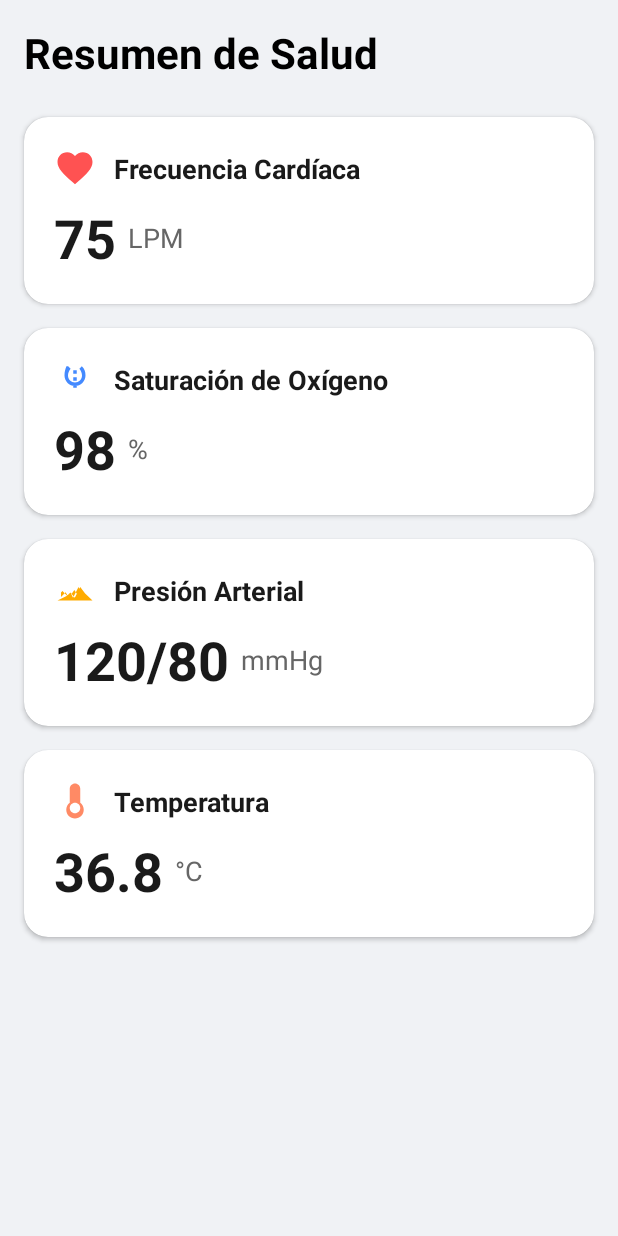
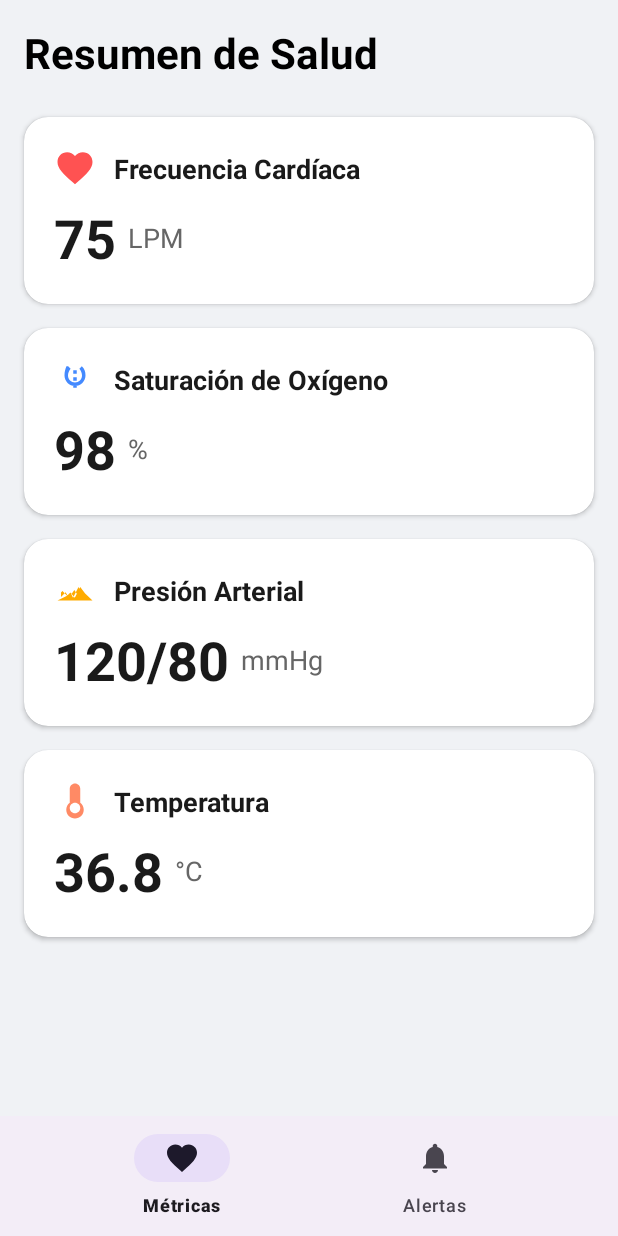
Before and after one commit to eduardogarzab/HeartGuard, an Android app: the screen it shows after launch (MainActivity), after a tap on "Ingresar", on a phone screen of 412 x 824 dp. Run offline under Robolectric (Android 15) with nearby library versions, the phone set to English and light mode, and no system bars; our stand-ins replace navigation-ui; 1 other tap on this screen came first.

Commit message:
se agrego el apartado de alertas

```diff
--- a/frontend/integracion/app/build.gradle.kts
+++ b/frontend/integracion/app/build.gradle.kts
@@ -64,4 +64,5 @@ dependencies {
 
     // Librería de gráficos (MPAndroidChart es una excelente opción)
     implementation("com.github.PhilJay:MPAndroidChart:v3.1.0")
+    implementation("com.google.android.material:material:1.11.0")
 }
--- a/frontend/integracion/app/src/main/java/com/example/integracion/MainActivity.kt
+++ b/frontend/integracion/app/src/main/java/com/example/integracion/MainActivity.kt
@@ -1,13 +1,38 @@
-package com.example.integracion // Asegúrate que el paquete sea el tuyo
+package com.example.integracion
 
 import android.os.Bundle
+import android.view.View
 import androidx.appcompat.app.AppCompatActivity
-// No es necesario importar R si está en el mismo paquete
+import androidx.navigation.fragment.NavHostFragment
+import androidx.navigation.ui.setupWithNavController
+import com.google.android.material.bottomnavigation.BottomNavigationView
 
 class MainActivity : AppCompatActivity() {
     override fun onCreate(savedInstanceState: Bundle?) {
         super.onCreate(savedInstanceState)
-        // La referencia a R.layout.activity_main ahora funcionará
         setContentView(R.layout.activity_main)
+
+        val navHostFragment = supportFragmentManager
+            .findFragmentById(R.id.nav_host_fragment) as NavHostFragment
+        val navController = navHostFragment.navController
+
+        val bottomNavView = findViewById<BottomNavigationView>(R.id.bottomNavView)
+        bottomNavView.setupWithNavController(navController)
+
+        // --- LÓGICA AÑADIDA PARA OCULTAR/MOSTRAR EL MENÚ ---
+        navController.addOnDestinationChangedListener { _, destination, _ ->
+            when (destination.id) {
+                // En estas pantallas, el menú es visible
+                R.id.dashboardFragment,
+                R.id.alertsFragment -> {
+                    bottomNavView.visibility = View.VISIBLE
+                }
+                // En cualquier otra pantalla (como login o detalle), se oculta
+                else -> {
+                    bottomNavView.visibility = View.GONE
+                }
+            }
+        }
+        // ---------------------------------------------------
     }
 }
--- /dev/null
+++ b/frontend/integracion/app/src/main/java/com/example/integracion/data/model/Alert.kt
@@ -0,0 +1,30 @@
+package com.example.integracion.data.model
+
+import java.util.Date
+
+// Corresponde a la tabla alert_levels
+enum class AlertLevel(val displayName: String) {
+    LOW("Bajo"),
+    MEDIUM("Medio"),
+    HIGH("Alto"),
+    CRITICAL("Crítico")
+}
+
+// Corresponde a la tabla alert_status
+enum class AlertStatus(val displayName: String) {
+    CREATED("Nueva"),
+    NOTIFIED("Notificada"),
+    ACKNOWLEDGED("Revisada"),
+    RESOLVED("Resuelta"),
+    CLOSED("Cerrada")
+}
+
+// Representa un registro de la tabla alerts
+data class Alert(
+    val id: String,
+    val title: String, // Ej. "Arritmia Detectada"
+    val description: String,
+    val level: AlertLevel,
+    val status: AlertStatus,
+    val date: Date
+)
--- a/frontend/integracion/app/src/main/java/com/example/integracion/data/repository/MetricRepository.kt
+++ b/frontend/integracion/app/src/main/java/com/example/integracion/data/repository/MetricRepository.kt
@@ -1,6 +1,9 @@
 package com.example.integracion.data.repository
 
 import com.example.integracion.R
+import com.example.integracion.data.model.Alert
+import com.example.integracion.data.model.AlertLevel
+import com.example.integracion.data.model.AlertStatus
 import com.example.integracion.data.model.Metric
 import com.example.integracion.data.model.MetricDataPoint
 import com.example.integracion.data.model.MetricType
@@ -47,7 +50,6 @@ object MetricRepository {
                 minValue = 115f,
                 maxValue = 128f
             ),
-            // --- NUEVO BLOQUE DE TEMPERATURA AÑADIDO ---
             Metric(
                 type = MetricType.TEMPERATURE,
                 title = "Temperatura",
@@ -60,7 +62,35 @@ object MetricRepository {
                 minValue = 36.6f,
                 maxValue = 37.1f
             )
-            // -------------------------------------------
+        )
+    }
+
+    fun getAlerts(): List<Alert> {
+        return listOf(
+            Alert(
+                id = "alert-001",
+                title = "Ritmo Cardíaco Anómalo",
+                description = "Se detectó un posible evento de arritmia.",
+                level = AlertLevel.CRITICAL,
+                status = AlertStatus.CREATED,
+                date = Date(System.currentTimeMillis() - 3600000 * 1) // Hace 1 hora
+            ),
+            Alert(
+                id = "alert-002",
+                title = "Desaturación de Oxígeno",
+                description = "El nivel de SpO2 bajó del umbral recomendado.",
+                level = AlertLevel.HIGH,
+                status = AlertStatus.ACKNOWLEDGED,
+                date = Date(System.currentTimeMillis() - 3600000 * 5) // Hace 5 horas
+            ),
+            Alert(
+                id = "alert-003",
+                title = "Presión Arterial Elevada",
+                description = "Lectura de presión sistólica por encima de 140 mmHg.",
+                level = AlertLevel.MEDIUM,
+                status = AlertStatus.RESOLVED,
+                date = Date(System.currentTimeMillis() - 3600000 * 24 * 2) // Hace 2 días
+            )
         )
     }
 
--- a/frontend/integracion/app/src/main/java/com/example/integracion/ui/SharedViewModel.kt
+++ b/frontend/integracion/app/src/main/java/com/example/integracion/ui/SharedViewModel.kt
@@ -3,22 +3,32 @@ package com.example.integracion.ui
 import androidx.lifecycle.LiveData
 import androidx.lifecycle.MutableLiveData
 import androidx.lifecycle.ViewModel
+import com.example.integracion.data.model.Alert
 import com.example.integracion.data.model.Metric
 import com.example.integracion.data.repository.MetricRepository
 
 class SharedViewModel : ViewModel() {
 
+    // LiveData para la lista completa de métricas
     private val _metrics = MutableLiveData<List<Metric>>()
     val metrics: LiveData<List<Metric>> = _metrics
 
+    // LiveData para la métrica seleccionada que se verá en detalle
     private val _selectedMetric = MutableLiveData<Metric>()
     val selectedMetric: LiveData<Metric> = _selectedMetric
 
+    // LiveData para la lista de alertas
+    private val _alerts = MutableLiveData<List<Alert>>()
+    val alerts: LiveData<List<Alert>> = _alerts
+
+    // El bloque init se ejecuta cuando se crea el ViewModel por primera vez
     init {
-        // Esta línea usa MetricRepository y Metric, y ahora debería funcionar
+        // Cargar los datos iniciales desde el repositorio
         _metrics.value = MetricRepository.getMetrics()
+        _alerts.value = MetricRepository.getAlerts()
     }
 
+    // Función para actualizar la métrica seleccionada cuando el usuario toca una tarjeta
     fun selectMetric(metric: Metric) {
         _selectedMetric.value = metric
     }
--- /dev/null
+++ b/frontend/integracion/app/src/main/res/drawable/ic_alert.xml
@@ -0,0 +1,10 @@
+<vector xmlns:android="http://schemas.android.com/apk/res/android"
+    android:width="24dp"
+    android:height="24dp"
+    android:viewportWidth="24"
+    android:viewportHeight="24"
+    android:tint="?attr/colorControlNormal">
+    <path
+        android:fillColor="@android:color/white"
+        android:pathData="M12,22c1.1,0 2,-0.9 2,-2h-4c0,1.1 0.9,2 2,2zM18,16v-5c0,-3.07 -1.63,-5.64 -4.5,-6.32V4c0,-0.83 -0.67,-1.5 -1.5,-1.5s-1.5,0.67 -1.5,1.5v0.68C7.64,5.36 6,7.92 6,11v5l-2,2v1h16v-1l-2,-2z"/>
+</vector>
--- a/frontend/integracion/app/src/main/res/layout/activity_main.xml
+++ b/frontend/integracion/app/src/main/res/layout/activity_main.xml
@@ -12,10 +12,19 @@
         android:layout_width="0dp"
         android:layout_height="0dp"
         app:defaultNavHost="true"
-        app:layout_constraintBottom_toBottomOf="parent"
+        app:layout_constraintBottom_toTopOf="@+id/bottomNavView"
         app:layout_constraintEnd_toEndOf="parent"
         app:layout_constraintStart_toStartOf="parent"
         app:layout_constraintTop_toTopOf="parent"
         app:navGraph="@navigation/nav_graph" />
 
+    <com.google.android.material.bottomnavigation.BottomNavigationView
+        android:id="@+id/bottomNavView"
+        android:layout_width="0dp"
+        android:layout_height="wrap_content"
+        app:layout_constraintBottom_toBottomOf="parent"
+        app:layout_constraintEnd_toEndOf="parent"
+        app:layout_constraintStart_toStartOf="parent"
+        app:menu="@menu/bottom_nav_menu" />
+
 </androidx.constraintlayout.widget.ConstraintLayout>
--- /dev/null
+++ b/frontend/integracion/app/src/main/res/menu/bottom_nav_menu.xml
@@ -0,0 +1,11 @@
+<?xml version="1.0" encoding="utf-8"?>
+<menu xmlns:android="http://schemas.android.com/apk/res/android">
+    <item
+        android:id="@+id/dashboardFragment"
+        android:icon="@drawable/ic_heart_rate"
+        android:title="Métricas" />
+    <item
+        android:id="@+id/alertsFragment"
+        android:icon="@drawable/ic_alert"
+        android:title="Alertas" />
+</menu>
--- a/frontend/integracion/app/src/main/res/navigation/nav_graph.xml
+++ b/frontend/integracion/app/src/main/res/navigation/nav_graph.xml
@@ -31,4 +31,10 @@
         android:label="fragment_detail"
         tools:layout="@layout/fragment_detail" />
 
+    <fragment
+        android:id="@+id/alertsFragment"
+        android:name="com.example.integracion.ui.alerts.AlertsFragment"
+        android:label="AlertsFragment"
+        tools:layout="@layout/fragment_alerts"/>
+
 </navigation>
```
Also changed, not shown: frontend/integracion/app/src/main/java/com/example/integracion/ui/alerts/AlertAdapter.kt (added, +41 -0 lines), frontend/integracion/app/src/main/java/com/example/integracion/ui/alerts/AlertsFragment.kt (added, +42 -0 lines), frontend/integracion/app/src/main/res/drawable/status_background.xml (added, +9 -0 lines), frontend/integracion/app/src/main/res/layout/fragment_alerts.xml (added, +34 -0 lines), frontend/integracion/app/src/main/res/layout/item_alert_card.xml (added, +67 -0 lines).
